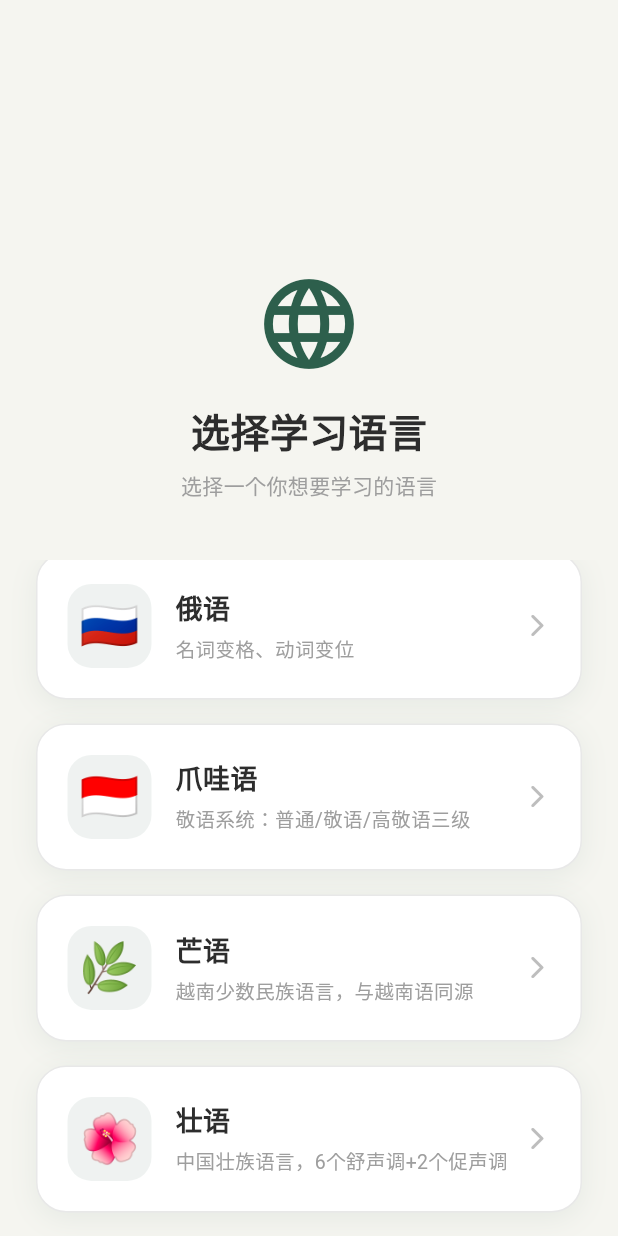
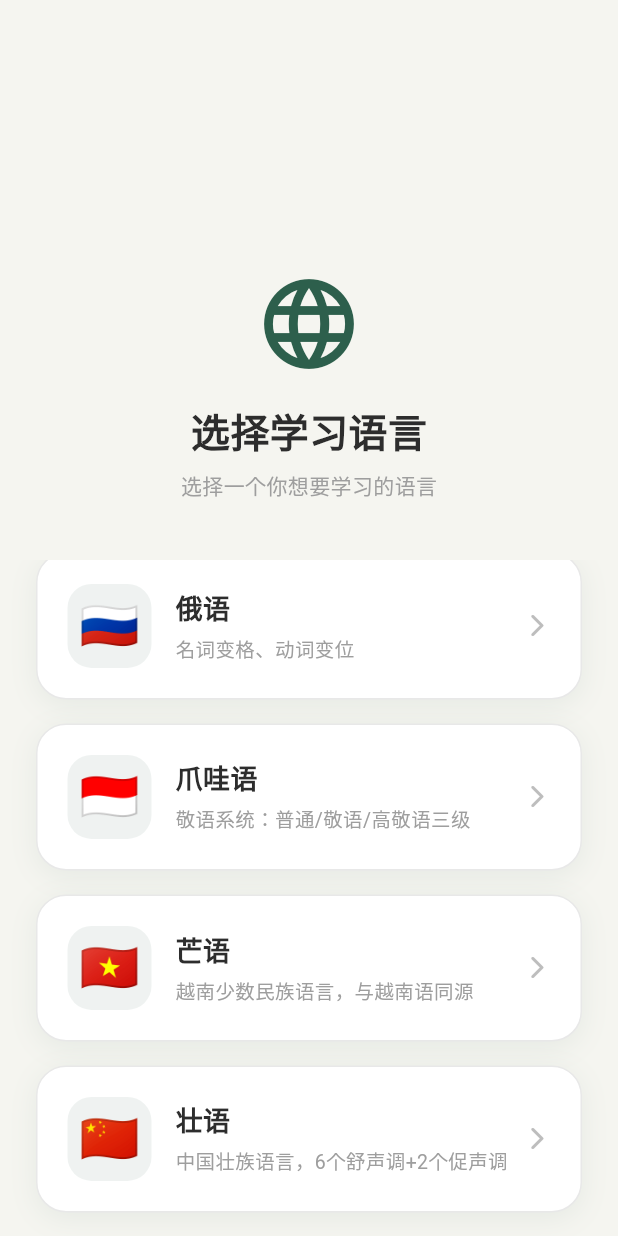
Before and after one commit to chengyang1017/multilinguallearningapp, a Flutter app: the screen it shows after launch, scrolled down 233 dp, on a phone screen of 412 x 824 dp. Run offline on Flutter 3.47's test engine with Material 3 defaults, Android fonts, the phone set to English and light mode, and no system bars; our stand-ins replace audioplayers.

Commit message:
更新学习语言、首页和单词加载功能

```diff
--- a/lib/models/learning_language.dart
+++ b/lib/models/learning_language.dart
@@ -3,8 +3,8 @@ enum LearningLanguage {
   uyghur('维吾尔语', 'ug', '🇨🇳', 'uyghur.json'),
   russian('俄语', 'ru', '🇷🇺', 'russian.json'),
   javanese('爪哇语', 'jv', '🇮🇩', 'javanese.json'),
-  muong('芒语', 'mtq', '🌿', 'muong.json'),
-  zhuang('壮语', 'za', '🌺', 'zhuang.json');
+  muong('芒语', 'mtq', '🇻🇳', 'muong.json'),
+  zhuang('壮语', 'za', '🇨🇳', 'zhuang.json');
 
   final String label;
   final String code;
--- a/lib/screens/home_page.dart
+++ b/lib/screens/home_page.dart
@@ -7,7 +7,7 @@ import '../widgets/search_bar.dart' as app_search;
 import '../widgets/category_filter.dart';
 import '../widgets/word_detail_sheet.dart';
 
-const int buildNumber = 3;
+const int buildNumber = 4;
 
 enum SortMode { defaultOrder, alphabetical, difficulty, category }
 
--- a/lib/services/word_loader.dart
+++ b/lib/services/word_loader.dart
@@ -8,7 +8,6 @@ class WordLoader {
   static const _baseUrl = 'https://raw.githubusercontent.com/chengyang1017/multilinguallearningapp/main/assets/languages';
 
   static Future<List<WordModel>> loadWords(LearningLanguage language) async {
-    // 先从 GitHub 加载（最新数据）
     try {
       final url = '$_baseUrl/${language.fileName}';
       final response = await http.get(Uri.parse(url)).timeout(const Duration(seconds: 5));
@@ -18,7 +17,6 @@ class WordLoader {
       }
     } catch (_) {}
 
-    // 网络失败降级到本地
     final path = 'assets/languages/${language.fileName}';
     final jsonString = await rootBundle.loadString(path);
     final List<dynamic> jsonList = json.decode(jsonString);
```
Also changed, not shown: pubspec.lock (added), 2 other files.
